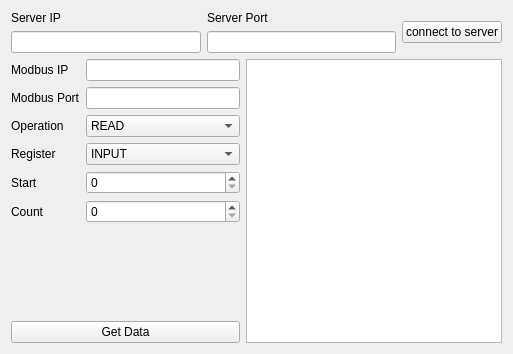
Qt form modbus_data_client/widget.ui (nyleit/SCADA) before a commit.
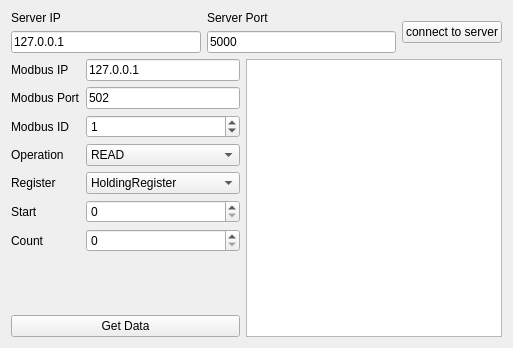
The same form after that commit.

```diff
--- a/modbus_data_client/widget.ui
+++ b/modbus_data_client/widget.ui
@@ -7,7 +7,7 @@
     <x>0</x>
     <y>0</y>
     <width>513</width>
-    <height>354</height>
+    <height>348</height>
    </rect>
   </property>
   <property name="windowTitle">
@@ -26,7 +26,11 @@
         </widget>
        </item>
        <item>
-        <widget class="QLineEdit" name="lineEdit_server_ip"/>
+        <widget class="QLineEdit" name="lineEdit_server_ip">
+         <property name="text">
+          <string>127.0.0.1</string>
+         </property>
+        </widget>
        </item>
       </layout>
      </item>
@@ -40,7 +44,11 @@
         </widget>
        </item>
        <item>
-        <widget class="QLineEdit" name="lineEdit_server_port"/>
+        <widget class="QLineEdit" name="lineEdit_server_port">
+         <property name="text">
+          <string>5000</string>
+         </property>
+        </widget>
        </item>
       </layout>
      </item>
@@ -65,16 +73,34 @@
         </widget>
        </item>
        <item row="0" column="1">
-        <widget class="QLineEdit" name="lineEdit_modbus_ip"/>
+        <widget class="QLineEdit" name="lineEdit_modbus_ip">
+         <property name="text">
+          <string>127.0.0.1</string>
+         </property>
+        </widget>
        </item>
-       <item row="2" column="0">
+       <item row="1" column="0">
+        <widget class="QLabel" name="label_8">
+         <property name="text">
+          <string>Modbus Port</string>
+         </property>
+        </widget>
+       </item>
+       <item row="1" column="1">
+        <widget class="QLineEdit" name="lineEdit_modbus_port">
+         <property name="text">
+          <string>502</string>
+         </property>
+        </widget>
+       </item>
+       <item row="3" column="0">
         <widget class="QLabel" name="label_2">
          <property name="text">
           <string>Operation</string>
          </property>
         </widget>
        </item>
-       <item row="2" column="1">
+       <item row="3" column="1">
         <widget class="QComboBox" name="comboBox_operation">
          <item>
           <property name="text">
@@ -88,18 +114,21 @@
          </item>
         </widget>
        </item>
-       <item row="3" column="0">
+       <item row="4" column="0">
         <widget class="QLabel" name="label_3">
          <property name="text">
           <string>Register</string>
          </property>
         </widget>
        </item>
-       <item row="3" column="1">
+       <item row="4" column="1">
         <widget class="QComboBox" name="comboBox_register">
+         <property name="currentIndex">
+          <number>4</number>
+         </property>
          <item>
           <property name="text">
-           <string>INPUT</string>
+           <string>Invalid</string>
           </property>
          </item>
          <item>
@@ -109,40 +138,54 @@
          </item>
          <item>
           <property name="text">
-           <string>COIL</string>
+           <string>Colis</string>
+          </property>
+         </item>
+         <item>
+          <property name="text">
+           <string>InputRegister</string>
+          </property>
+         </item>
+         <item>
+          <property name="text">
+           <string>HoldingRegister</string>
           </property>
          </item>
         </widget>
        </item>
-       <item row="4" column="0">
+       <item row="5" column="0">
         <widget class="QLabel" name="label_4">
          <property name="text">
           <string>Start</string>
          </property>
         </widget>
        </item>
-       <item row="4" column="1">
+       <item row="5" column="1">
         <widget class="QSpinBox" name="spinBox_start"/>
        </item>
-       <item row="5" column="0">
+       <item row="6" column="0">
         <widget class="QLabel" name="label_5">
          <property name="text">
           <string>Count</string>
          </property>
         </widget>
        </item>
-       <item row="5" column="1">
+       <item row="6" column="1">
         <widget class="QSpinBox" name="spinBox_count"/>
        </item>
-       <item row="1" column="0">
-        <widget class="QLabel" name="label_8">
+       <item row="2" column="0">
+        <widget class="QLabel" name="label_10">
          <property name="text">
-          <string>Modbus Port</string>
+          <string>Modbus ID</string>
          </property>
         </widget>
        </item>
-       <item row="1" column="1">
-        <widget class="QLineEdit" name="lineEdit_modbus_port"/>
+       <item row="2" column="1">
+        <widget class="QSpinBox" name="spinBox_modbus_id">
+         <property name="value">
+          <number>1</number>
+         </property>
+        </widget>
        </item>
       </layout>
      </item>
```
Left out of the diff: 2 changed lines with no effect on the pictures.
